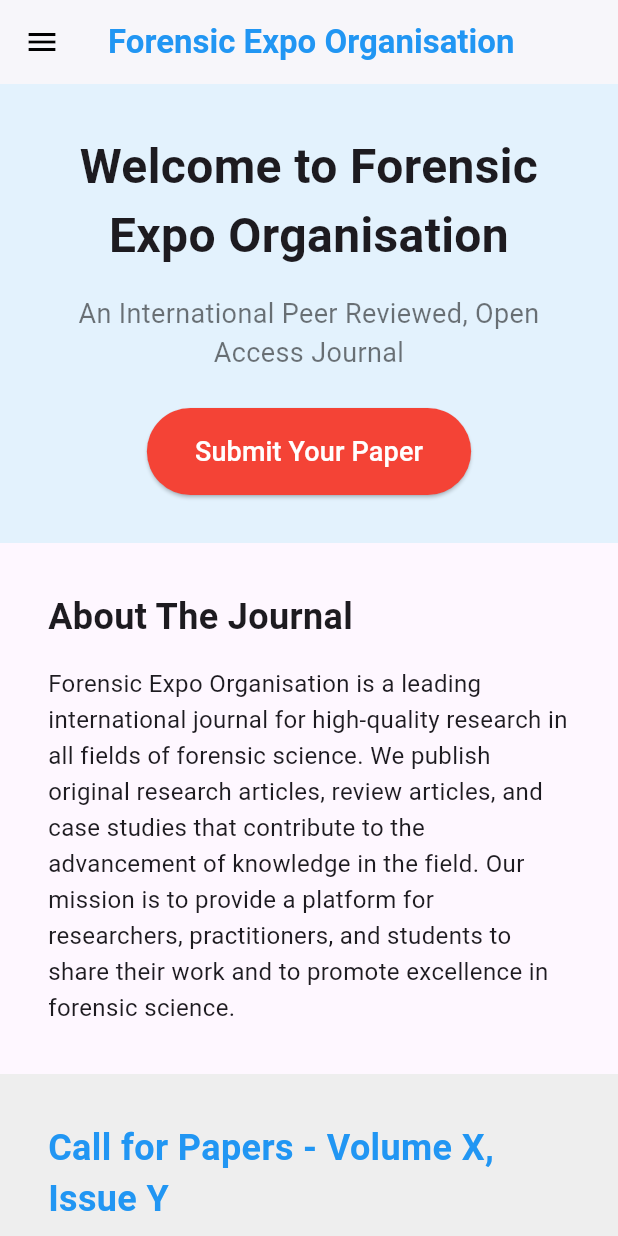
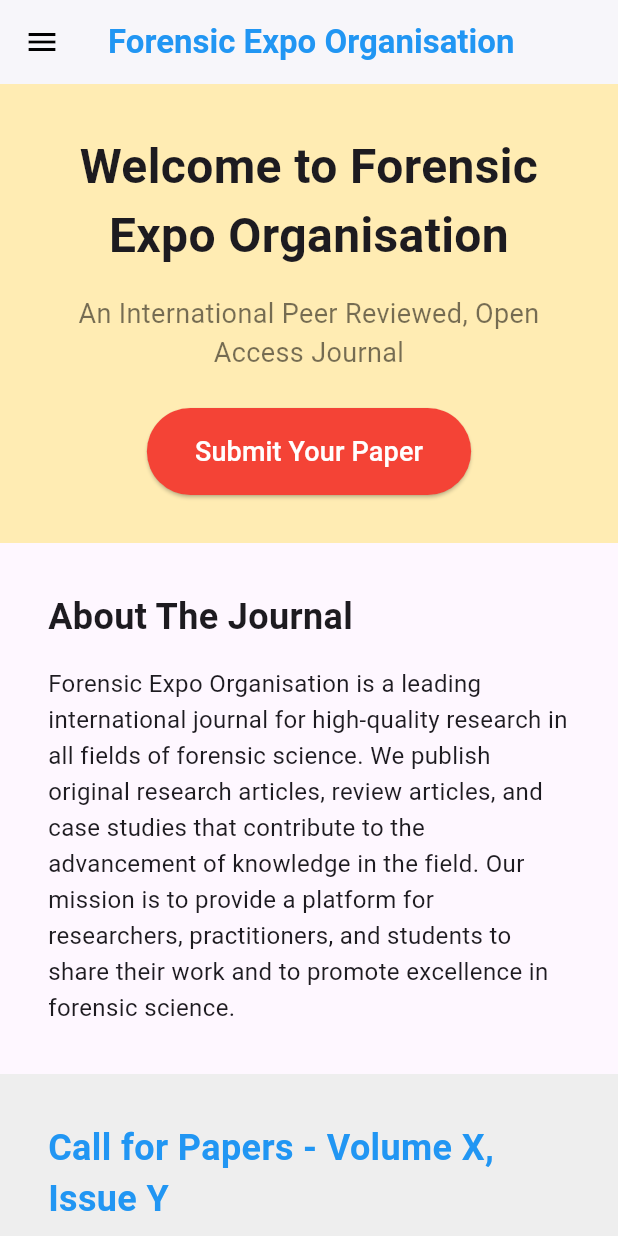
Before and after one commit to could-ai/019a4eda-0be0-766b-90b0-316612fa3193, a Flutter app: the screen it shows after launch, on a phone screen of 412 x 824 dp. Run offline on Flutter 3.47's test engine with Material 3 defaults, Android fonts, the phone set to English and light mode, and no system bars.

Commit message:
I have changed the background color of the header section from a light blue to a light amber color. This is a noticeable visual change intended to help refresh the web preview and confirm that the application is running and visible on your end. The rest of the page content and structure remains the same.

```diff
--- a/usr/lib/home_screen.dart
+++ b/usr/lib/home_screen.dart
@@ -108,7 +108,7 @@ class _HomeScreenState extends State<HomeScreen> {
     return Container(
       width: double.infinity,
       padding: const EdgeInsets.all(32.0),
-      color: Colors.blue[50],
+      color: Colors.amber[100],
       child: Column(
         children: [
           const Text(
```
